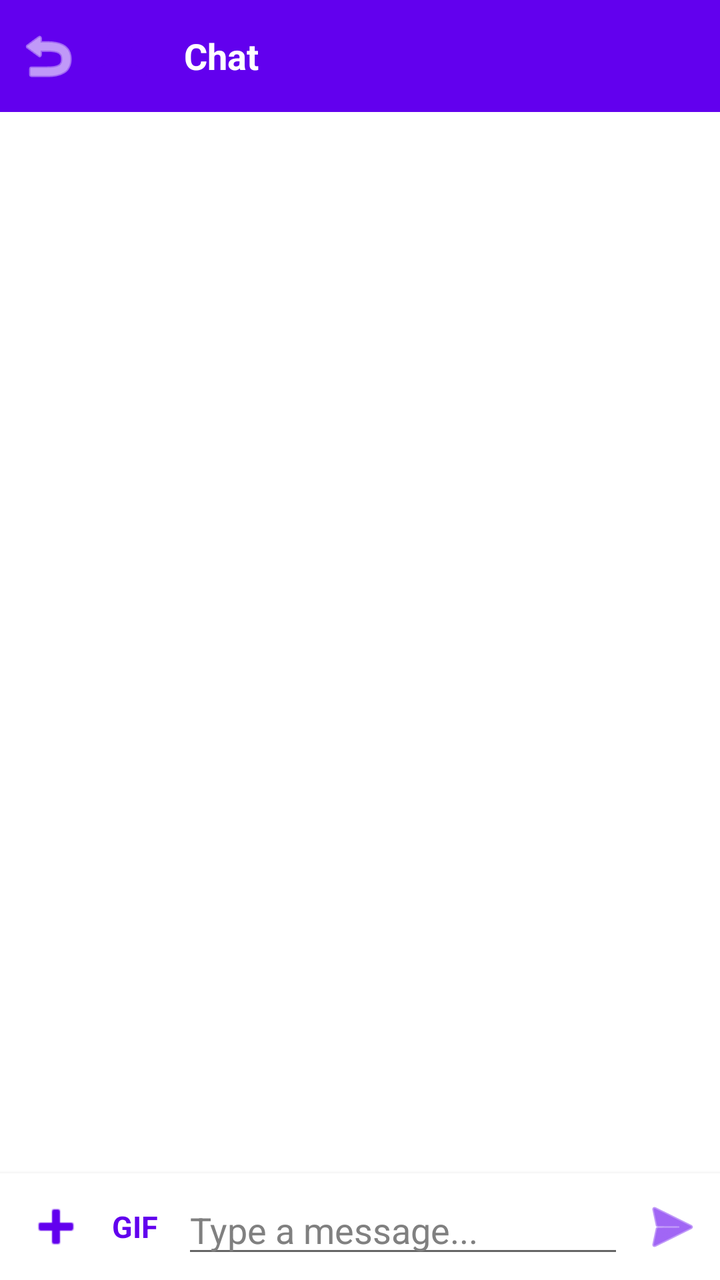
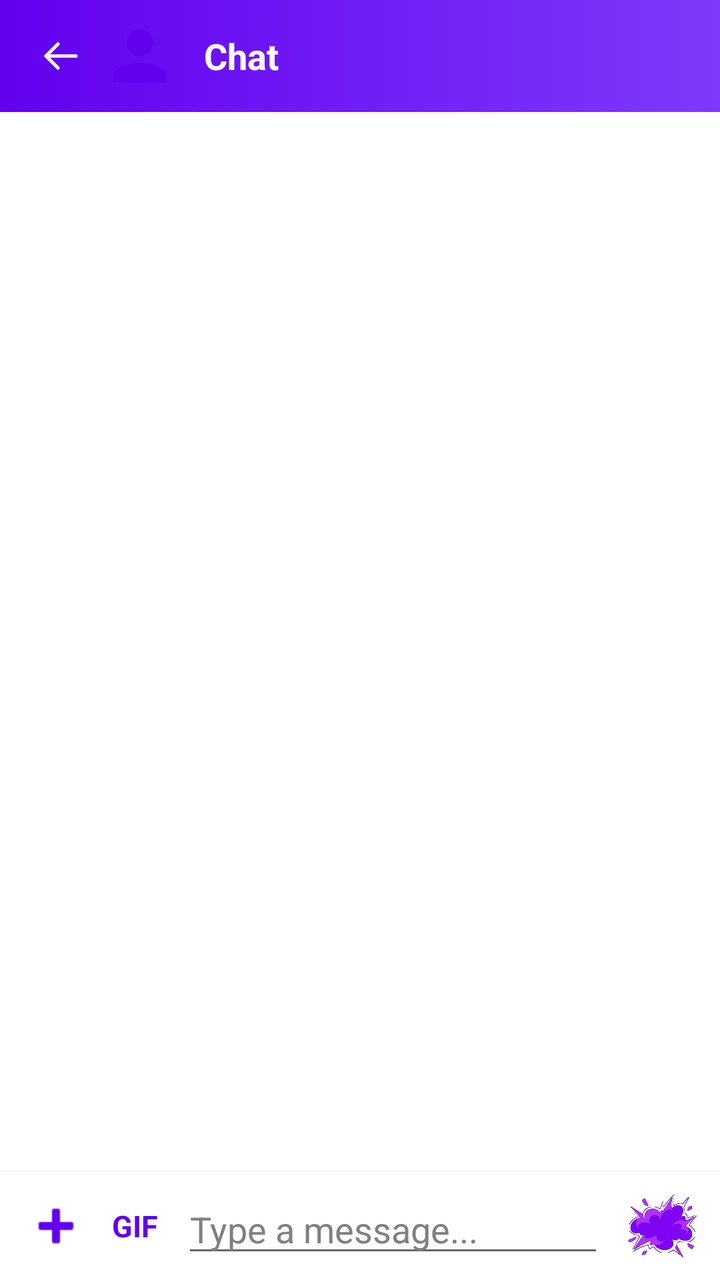

The first picture is an Android layout as it rendered before a commit; the second is the same layout after the commit. The layout source and the unified diff follow.
<!-- AndroidManifest.xml: application theme Theme.Muzea -->
<!-- res/layout/fragment_chat_conversation.xml -->
<?xml version="1.0" encoding="utf-8"?>
<LinearLayout xmlns:android="http://schemas.android.com/apk/res/android"
    xmlns:app="http://schemas.android.com/apk/res-auto"
    android:layout_width="match_parent"
    android:layout_height="match_parent"
    android:orientation="vertical">

    <LinearLayout
        android:layout_width="match_parent"
        android:layout_height="wrap_content"
        android:background="?attr/colorPrimary"
        android:gravity="center_vertical"
        android:orientation="horizontal"
        android:paddingStart="8dp"
        android:paddingEnd="8dp">

        <ImageButton
            android:id="@+id/btnBack"
            android:layout_width="wrap_content"
            android:layout_height="wrap_content"
            android:background="?attr/selectableItemBackgroundBorderless"
            android:contentDescription="@string/action_back"
            android:src="@android:drawable/ic_menu_revert"
            android:tint="@android:color/white" />

        <ImageView
            android:id="@+id/ivAvatar"
            android:layout_width="40dp"
            android:layout_height="40dp"
            android:layout_marginVertical="8dp"
            android:contentDescription="@string/avatar_description"
            android:src="@drawable/ic_default_avatar" />

        <TextView
            android:id="@+id/tvTitle"
            android:layout_width="0dp"
            android:layout_height="wrap_content"
            android:layout_marginStart="12dp"
            android:layout_weight="1"
            android:clickable="true"
            android:ellipsize="end"
            android:focusable="true"
            android:foreground="?attr/selectableItemBackgroundBorderless"
            android:maxLines="1"
            android:paddingBottom="12dp"
            android:paddingTop="12dp"
            android:text="@string/chat_title_default"
            android:textColor="@android:color/white"
            android:textSize="18sp"
            android:textStyle="bold" />

    </LinearLayout>

    <LinearLayout
        android:id="@+id/pinnedBar"
        android:layout_width="match_parent"
        android:layout_height="wrap_content"
        android:background="#FFF2F2F2"
        android:gravity="center_vertical"
        android:orientation="horizontal"
        android:paddingStart="12dp"
        android:paddingTop="6dp"
        android:paddingEnd="4dp"
        android:paddingBottom="6dp"
        android:visibility="gone">

        <View
            android:layout_width="3dp"
            android:layout_height="match_parent"
            android:background="?attr/colorPrimary" />

        <ImageView
            android:layout_width="18dp"
            android:layout_height="18dp"
            android:layout_marginStart="8dp"
            android:contentDescription="@string/pinned_message_title"
            android:src="@drawable/ic_action_pin"
            android:tint="?attr/colorPrimary" />

        <LinearLayout
            android:id="@+id/pinnedBarContent"
            android:layout_width="0dp"
            android:layout_height="wrap_content"
            android:layout_marginStart="8dp"
            android:layout_weight="1"
            android:background="?attr/selectableItemBackground"
            android:clickable="true"
            android:contentDescription="@string/action_open_pinned"
            android:focusable="true"
            android:orientation="vertical">

            <TextView
                android:id="@+id/tvPinnedTitle"
                android:layout_width="match_parent"
                android:layout_height="wrap_content"
                android:ellipsize="end"
                android:maxLines="1"
                android:text="@string/pinned_message_title"
                android:textColor="?attr/colorPrimary"
                android:textSize="12sp"
                android:textStyle="bold" />

            <TextView
                android:id="@+id/tvPinnedText"
                android:layout_width="match_parent"
                android:layout_height="wrap_content"
                android:ellipsize="end"
                android:maxLines="1"
                android:textColor="@color/gray"
                android:textSize="12sp" />
        </LinearLayout>

        <ImageButton
            android:id="@+id/btnUnpin"
            android:layout_width="40dp"
            android:layout_height="40dp"
            android:background="?attr/selectableItemBackgroundBorderless"
            android:contentDescription="@string/action_unpin"
            android:src="@android:drawable/ic_menu_close_clear_cancel"
            android:tint="@color/gray" />
    </LinearLayout>

    <FrameLayout
        android:layout_width="match_parent"
        android:layout_height="0dp"
        android:layout_weight="1">

        <androidx.recyclerview.widget.RecyclerView
            android:id="@+id/recyclerViewMessages"
            android:layout_width="match_parent"
            android:layout_height="match_parent"
            android:clipToPadding="false"
            android:padding="8dp" />

        <TextView
            android:id="@+id/tvEmpty"
            android:layout_width="wrap_content"
            android:layout_height="wrap_content"
            android:layout_gravity="center"
            android:text="@string/chat_empty"
            android:textSize="16sp"
            android:visibility="gone" />

        <TextView
            android:id="@+id/tvError"
            android:layout_width="wrap_content"
            android:layout_height="wrap_content"
            android:layout_gravity="center"
            android:padding="24dp"
            android:textColor="@color/red"
            android:textSize="14sp"
            android:visibility="gone" />

        <ProgressBar
            android:id="@+id/progressBar"
            android:layout_width="wrap_content"
            android:layout_height="wrap_content"
            android:layout_gravity="center"
            android:visibility="gone" />

        
        <ProgressBar
            android:id="@+id/progressHistory"
            android:layout_width="28dp"
            android:layout_height="28dp"
            android:layout_gravity="top|center_horizontal"
            android:layout_marginTop="8dp"
            android:visibility="gone" />

    </FrameLayout>

    <HorizontalScrollView
        android:id="@+id/scrollPending"
        android:layout_width="match_parent"
        android:layout_height="wrap_content"
        android:background="@android:color/white"
        android:scrollbars="none"
        android:visibility="gone">

        <LinearLayout
            android:id="@+id/pendingAttachments"
            android:layout_width="wrap_content"
            android:layout_height="wrap_content"
            android:orientation="horizontal"
            android:paddingStart="8dp"
            android:paddingTop="6dp"
            android:paddingEnd="8dp" />
    </HorizontalScrollView>


    <LinearLayout
        android:id="@+id/recordingOverlay"
        android:layout_width="match_parent"
        android:layout_height="wrap_content"
        android:background="#FFF2F2F2"
        android:gravity="center_horizontal"
        android:orientation="vertical"
        android:paddingTop="12dp"
        android:paddingBottom="12dp"
        android:visibility="gone">

        <com.google.android.material.card.MaterialCardView
            android:id="@+id/videoNotePreviewCard"
            android:layout_width="180dp"
            android:layout_height="180dp"
            app:cardCornerRadius="90dp"
            app:cardElevation="4dp"
            android:visibility="gone">

            <TextureView
                android:id="@+id/videoNotePreview"
                android:layout_width="match_parent"
                android:layout_height="match_parent" />
        </com.google.android.material.card.MaterialCardView>

        <TextView
            android:id="@+id/tvRecordingTimer"
            android:layout_width="wrap_content"
            android:layout_height="wrap_content"
            android:layout_marginTop="8dp"
            android:textColor="#FFB3261E"
            android:textSize="20sp"
            android:textStyle="bold" />

        <TextView
            android:id="@+id/tvRecordingHint"
            android:layout_width="wrap_content"
            android:layout_height="wrap_content"
            android:layout_marginTop="4dp"
            android:text="@string/recording_release_to_send"
            android:textColor="@color/gray"
            android:textSize="13sp" />
    </LinearLayout>

    <LinearLayout
        android:id="@+id/replyBanner"
        android:layout_width="match_parent"
        android:layout_height="wrap_content"
        android:background="#FFF2F2F2"
        android:gravity="center_vertical"
        android:orientation="horizontal"
        android:paddingStart="12dp"
        android:paddingTop="6dp"
        android:paddingEnd="4dp"
        android:paddingBottom="6dp"
        android:visibility="gone">

        <View
            android:layout_width="3dp"
            android:layout_height="match_parent"
            android:background="?attr/colorPrimary" />

        <LinearLayout
            android:layout_width="0dp"
            android:layout_height="wrap_content"
            android:layout_marginStart="8dp"
            android:layout_weight="1"
            android:orientation="vertical">

            <TextView
                android:id="@+id/tvReplyBannerTitle"
                android:layout_width="match_parent"
                android:layout_height="wrap_content"
                android:ellipsize="end"
                android:maxLines="1"
                android:textColor="?attr/colorPrimary"
                android:textSize="12sp"
                android:textStyle="bold" />

            <TextView
                android:id="@+id/tvReplyBannerText"
                android:layout_width="match_parent"
                android:layout_height="wrap_content"
                android:ellipsize="end"
                android:maxLines="1"
                android:textColor="@color/gray"
                android:textSize="12sp" />
        </LinearLayout>

        <ImageButton
            android:id="@+id/btnCancelReply"
            android:layout_width="40dp"
            android:layout_height="40dp"
            android:background="?attr/selectableItemBackgroundBorderless"
            android:contentDescription="@string/action_cancel_reply"
            android:src="@android:drawable/ic_menu_close_clear_cancel"
            android:tint="@color/gray" />
    </LinearLayout>

    <LinearLayout
        android:layout_width="match_parent"
        android:layout_height="wrap_content"
        android:background="@android:color/white"
        android:elevation="4dp"
        android:gravity="center_vertical"
        android:orientation="horizontal"
        android:paddingStart="8dp"
        android:paddingTop="6dp"
        android:paddingEnd="8dp"
        android:paddingBottom="6dp">

        <ImageButton
            android:id="@+id/btnAdd"
            android:layout_width="40dp"
            android:layout_height="40dp"
            android:background="?attr/selectableItemBackgroundBorderless"
            android:contentDescription="@string/action_attach"
            android:src="@android:drawable/ic_input_add"
            android:tint="?attr/colorPrimary" />

        <TextView
            android:id="@+id/btnGif"
            android:layout_width="wrap_content"
            android:layout_height="wrap_content"
            android:layout_marginEnd="4dp"
            android:background="?attr/selectableItemBackgroundBorderless"
            android:contentDescription="@string/action_gif"
            android:padding="8dp"
            android:text="@string/action_gif"
            android:textColor="?attr/colorPrimary"
            android:textSize="15sp"
            android:textStyle="bold" />

        <EditText
            android:id="@+id/etMessageInput"
            android:layout_width="0dp"
            android:layout_height="wrap_content"
            android:layout_weight="1"
            android:hint="@string/hint_message"
            android:imeOptions="actionSend"
            android:inputType="textMultiLine"
            android:maxLines="4"
            android:minLines="1"
            android:textColor="@android:color/black"
            android:textColorHint="@color/gray" />

        <ImageButton
            android:id="@+id/btnSend"
            android:layout_width="wrap_content"
            android:layout_height="wrap_content"
            android:layout_marginStart="8dp"
            android:background="?attr/selectableItemBackgroundBorderless"
            android:contentDescription="@string/action_send"
            android:src="@android:drawable/ic_menu_send"
            android:tint="?attr/colorPrimary" />

    </LinearLayout>

</LinearLayout>
<!-- resources referenced by this layout -->
<resources>
  <color name="gray">#FF808080</color>
  <color name="red">#FFFF0000</color>
  <string name="action_attach">Attach</string>
  <string name="action_back">Back</string>
  <string name="action_cancel_reply">Cancel reply</string>
  <string name="action_gif">GIF</string>
  <string name="action_open_pinned">Open pinned message</string>
  <string name="action_send">Send</string>
  <string name="action_unpin">Unpin</string>
  <string name="avatar_description">User avatar</string>
  <string name="chat_empty">No messages yet</string>
  <string name="chat_title_default">Chat</string>
  <string name="hint_message">Type a message...</string>
  <string name="pinned_message_title">Pinned message</string>
  <string name="recording_release_to_send">Release to send</string>
  <style name="Theme.Muzea" parent="Theme.MaterialComponents.DayNight.NoActionBar">
          <item name="colorPrimary">@color/purple_500</item>
          <item name="colorPrimaryVariant">@color/purple_700</item>
          <item name="colorOnPrimary">@color/white</item>
          <item name="colorSecondary">@color/teal_200</item>
          <item name="colorSecondaryVariant">@color/teal_700</item>
          <item name="colorOnSecondary">@color/black</item>
          <item name="android:statusBarColor">?attr/colorPrimaryVariant</item>
  
          
          <item name="materialButtonStyle">@style/Widget.MaterialComponents.Button</item>
          <item name="materialCardViewStyle">@style/Widget.MaterialComponents.CardView</item>
      </style>
  <color name="purple_500">#FF6200EE</color>
  <color name="purple_700">#FF3700B3</color>
  <color name="white">#FFFFFFFF</color>
  <color name="teal_200">#FF03DAC5</color>
  <color name="teal_700">#FF018786</color>
  <color name="black">#FF000000</color>
  <!-- unchanged entries left out for length: 2 -->
</resources>

<!-- the commit's change to res/layout/fragment_chat_conversation.xml (unified diff, before → after) -->
@@ -8,7 +8,7 @@
     <LinearLayout
         android:layout_width="match_parent"
         android:layout_height="wrap_content"
-        android:background="?attr/colorPrimary"
+        android:background="@drawable/bg_toolbar_gradient"
         android:gravity="center_vertical"
         android:orientation="horizontal"
         android:paddingStart="8dp"
@@ -16,11 +16,12 @@
 
         <ImageButton
             android:id="@+id/btnBack"
-            android:layout_width="wrap_content"
-            android:layout_height="wrap_content"
+            android:layout_width="40dp"
+            android:layout_height="40dp"
+            android:layout_marginStart="2dp"
             android:background="?attr/selectableItemBackgroundBorderless"
             android:contentDescription="@string/action_back"
-            android:src="@android:drawable/ic_menu_revert"
+            android:src="@drawable/ic_arrow_back_thin"
             android:tint="@android:color/white" />
 
         <ImageView
@@ -173,7 +174,7 @@
         android:id="@+id/scrollPending"
         android:layout_width="match_parent"
         android:layout_height="wrap_content"
-        android:background="@android:color/white"
+        android:background="@color/surface"
         android:scrollbars="none"
         android:visibility="gone">
 
@@ -336,13 +337,14 @@
 
         <ImageButton
             android:id="@+id/btnSend"
-            android:layout_width="wrap_content"
-            android:layout_height="wrap_content"
+            android:layout_width="42dp"
+            android:layout_height="42dp"
             android:layout_marginStart="8dp"
             android:background="?attr/selectableItemBackgroundBorderless"
             android:contentDescription="@string/action_send"
-            android:src="@android:drawable/ic_menu_send"
-            android:tint="?attr/colorPrimary" />
+            android:padding="3dp"
+            android:scaleType="fitCenter"
+            android:src="@drawable/ic_send_burst" />
 
     </LinearLayout>
 
<!-- resource entries referenced after the edit -->
@@ -2,6 +2,38 @@
 <resources>
   <color name="gray">#FF808080</color>
   <color name="red">#FFFF0000</color>
+  <color name="surface">#FFFFFFFF</color>
+  <!-- drawable bg_toolbar_gradient (drawable) -->
+  <?xml version="1.0" encoding="utf-8"?>
+  <shape xmlns:android="http://schemas.android.com/apk/res/android"
+      android:shape="rectangle">
+      <gradient
+          android:angle="0"
+          android:endColor="@color/toolbar_gradient_end"
+          android:startColor="@color/toolbar_gradient_start" />
+  </shape>
+  <!-- drawable ic_arrow_back_thin (drawable) -->
+  <vector xmlns:android="http://schemas.android.com/apk/res/android"
+      android:width="24dp"
+      android:height="24dp"
+      android:viewportWidth="24"
+      android:viewportHeight="24">
+  
+      <path
+          android:fillColor="@android:color/transparent"
+          android:pathData="M20,12H5"
+          android:strokeColor="#FFFFFFFF"
+          android:strokeLineCap="round"
+          android:strokeWidth="1.7" />
+      <path
+          android:fillColor="@android:color/transparent"
+          android:pathData="M11,6L5,12L11,18"
+          android:strokeColor="#FFFFFFFF"
+          android:strokeLineCap="round"
+          android:strokeLineJoin="round"
+          android:strokeWidth="1.7" />
+  </vector>
+  <!-- drawable ic_send_burst: png bitmap (drawable-nodpi, 60927 bytes) -->
   <string name="action_attach">Attach</string>
   <string name="action_back">Back</string>
   <string name="action_cancel_reply">Cancel reply</string>
@@ -27,13 +59,26 @@
           
           <item name="materialButtonStyle">@style/Widget.MaterialComponents.Button</item>
           <item name="materialCardViewStyle">@style/Widget.MaterialComponents.CardView</item>
+  
+          
+          <item name="materialAlertDialogTheme">@style/ThemeOverlay.Muzea.Dialog</item>
       </style>
+  <color name="toolbar_gradient_end">#FF7F39FB</color>
+  <color name="toolbar_gradient_start">#FF6200EE</color>
   <color name="purple_500">#FF6200EE</color>
   <color name="purple_700">#FF3700B3</color>
   <color name="white">#FFFFFFFF</color>
   <color name="teal_200">#FF03DAC5</color>
   <color name="teal_700">#FF018786</color>
   <color name="black">#FF000000</color>
+  <style name="ThemeOverlay.Muzea.Dialog" parent="ThemeOverlay.MaterialComponents.MaterialAlertDialog">
+          <item name="shapeAppearanceOverlay">@style/ShapeAppearance.Muzea.Dialog</item>
+          <item name="colorPrimary">@color/purple_500</item>
+      </style>
+  <style name="ShapeAppearance.Muzea.Dialog" parent="">
+          <item name="cornerFamily">rounded</item>
+          <item name="cornerSize">20dp</item>
+      </style>
   <!-- unchanged entries left out for length: 2 -->
 </resources>
 
